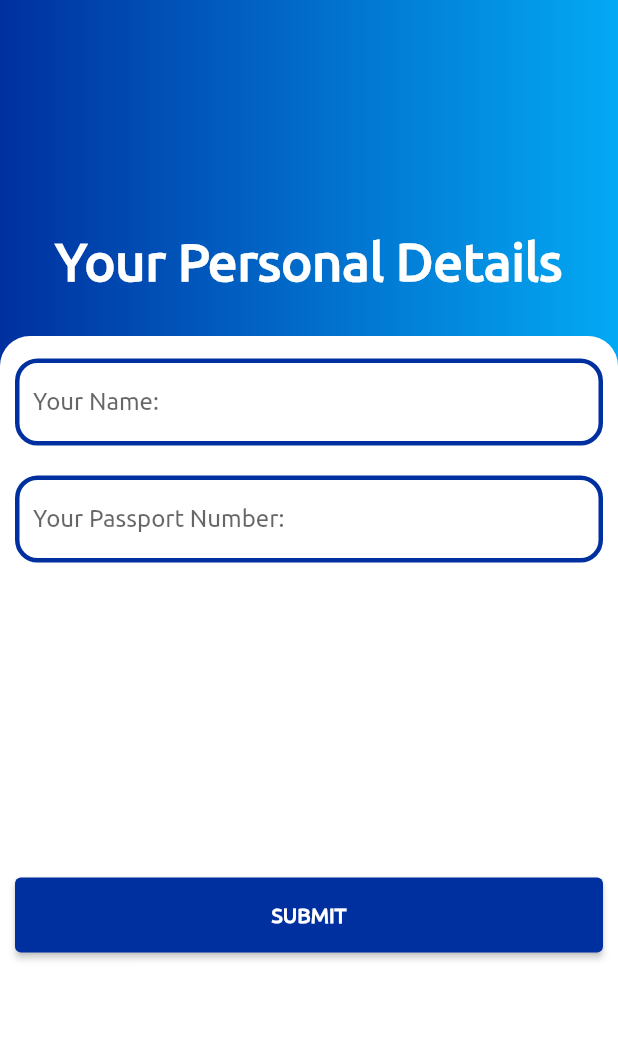
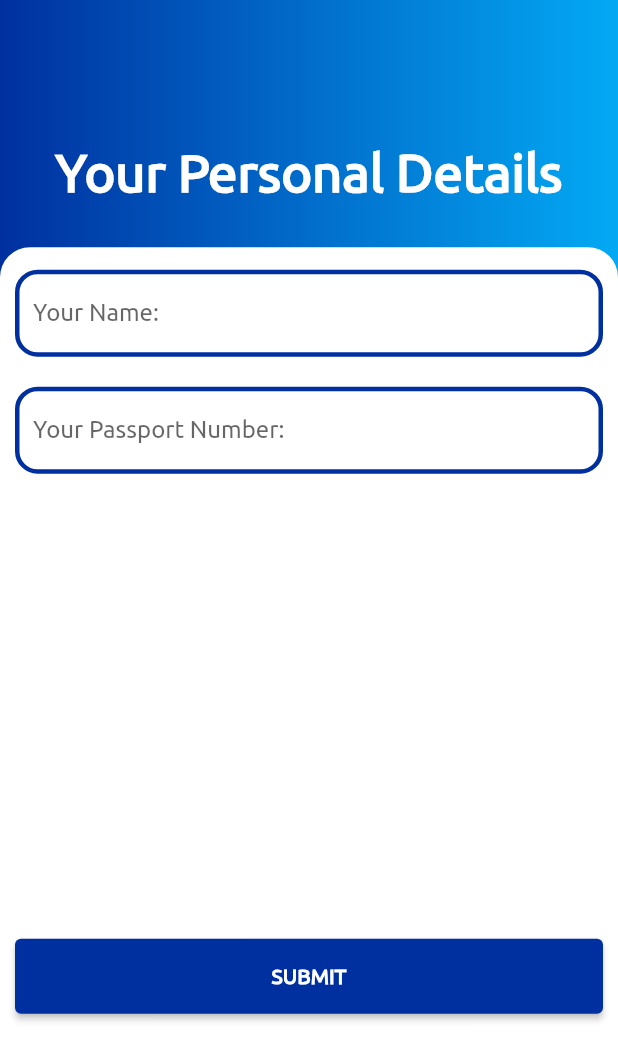
Before and after one commit to cyh-ultimate1/Flight-Booking-App, a Flutter app: the FlightDetailsFormPage screen opened directly with empty values, on a phone screen of 412 x 824 dp. Shown: the top 1061 px of the screen. Run offline on Flutter 3.47's test engine with Material 2 defaults, Android fonts, the phone set to English and light mode, and no system bars; our stand-ins replace bloc, carousel_slider, date_time_picker, dropdown_search, equatable, flutter_bloc and 3 more; missing offline and left inert: dart:ffi; accounts and stored records are empty; project files that could hold a hidden picture were left out.

Commit message:
updates to UI
try to prevent overflow

```diff
--- a/lib/Views/FlightDetailsFormPage.dart
+++ b/lib/Views/FlightDetailsFormPage.dart
@@ -41,6 +41,7 @@ class _FlightDetailsFormPageState extends State<FlightDetailsFormPage> {
   @override
   Widget build(BuildContext context) {
     return Scaffold(
+      resizeToAvoidBottomInset: false,
       body: Container(
           height: MediaQuery.of(context).size.height,
           width: MediaQuery.of(context).size.width,
@@ -60,7 +61,7 @@ class _FlightDetailsFormPageState extends State<FlightDetailsFormPage> {
               ),
               customWidgets.emptyHorizontalSpace(customHeight: 30.0),
               Container(
-                height: 600,
+                height: MediaQuery.of(context).size.height * 0.8,
                 decoration: const BoxDecoration(
                     color: Colors.white,
                     borderRadius: BorderRadius.only(
@@ -82,7 +83,7 @@ class _FlightDetailsFormPageState extends State<FlightDetailsFormPage> {
                         textLabel: "Your Passport Number:",
                         validator: (val) => CustomMethods.isEmptyOrNull(val),
                       ),
-                      customWidgets.emptyHorizontalSpace(customHeight: 200.0),
+                      customWidgets.emptyHorizontalSpace(customHeight: 300.0),
                       customWidgets.customLabelButton(
                         customLabel: "Submit",
                         onPressed: _submit(),
--- a/lib/Views/PaymentPage.dart
+++ b/lib/Views/PaymentPage.dart
@@ -95,7 +95,7 @@ class _PaymentPageState extends State<PaymentPage> {
                       ),
                       child: Container(
                           width: 360,
-                          height: 200,
+                          height: 190,
                           decoration: BoxDecoration(
                               color: Colors.white.withOpacity(0.2),
                               borderRadius: BorderRadius.circular(16.0),
--- a/lib/Views/SearchPages/SearchFlight.dart
+++ b/lib/Views/SearchPages/SearchFlight.dart
@@ -92,7 +92,7 @@ class _SearchFlightPageState extends State<SearchFlightPage> {
                       borderRadius: BorderRadius.only(
                           topLeft: Radius.circular(20),
                           topRight: Radius.circular(20))),
-                  height: 610,
+                  height: MediaQuery.of(context).size.height * 0.75,
                   padding: const EdgeInsets.symmetric(horizontal: 15.0),
                   child: BlocBuilder<SearchPageBloc, SearchPageState>(
                     builder: (context, state) {
```
